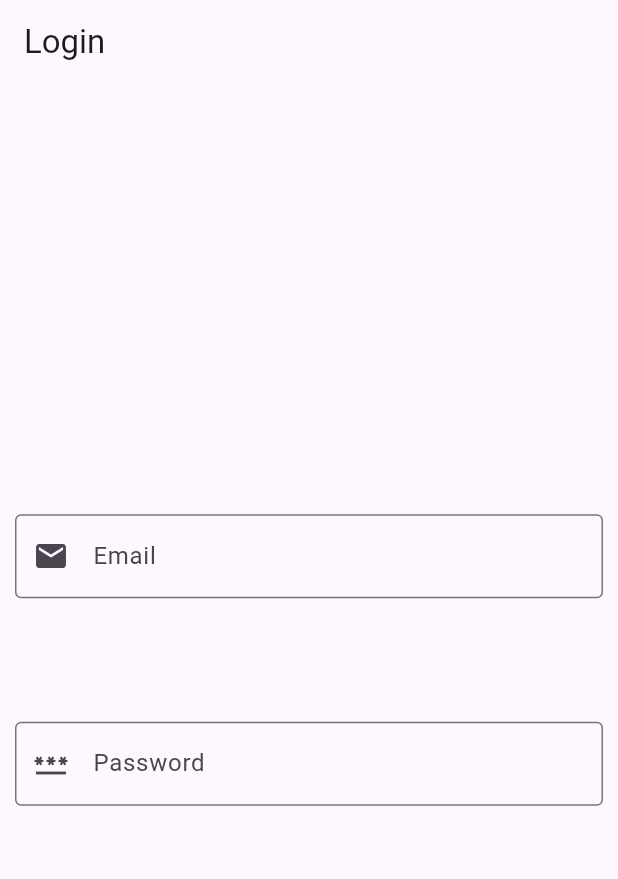
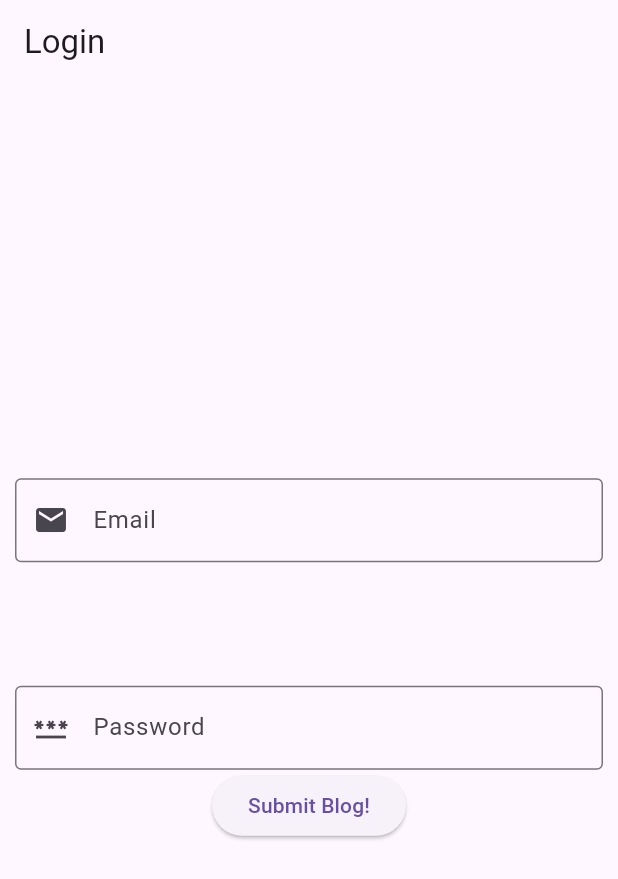
Before and after one commit to MuhammadBinArif/blog_flow_using_flutter, a Flutter app: the screen it shows after launch, on a phone screen of 412 x 824 dp. Shown: the top 879 px of the screen. Run offline on Flutter 3.47's test engine with Material 3 defaults, Android fonts, the phone set to English and light mode, and no system bars; our stand-ins replace cloud_firestore, firebase_auth, firebase_core, flutter_rating_bar, image_picker; accounts and stored records are empty.

Commit message:
minor change

```diff
--- a/lib/pages/authentication_screen.dart
+++ b/lib/pages/authentication_screen.dart
@@ -93,6 +93,10 @@ class _AuthenticationScreenState extends State<AuthenticationScreen> {
                 prefixIcon: Icon(Icons.password),
               ),
             ),
+            ElevatedButton(
+              onPressed: _submit,
+              child: const Text("Submit Blog!"),
+            ),
           ],
         ),
       ),
```
